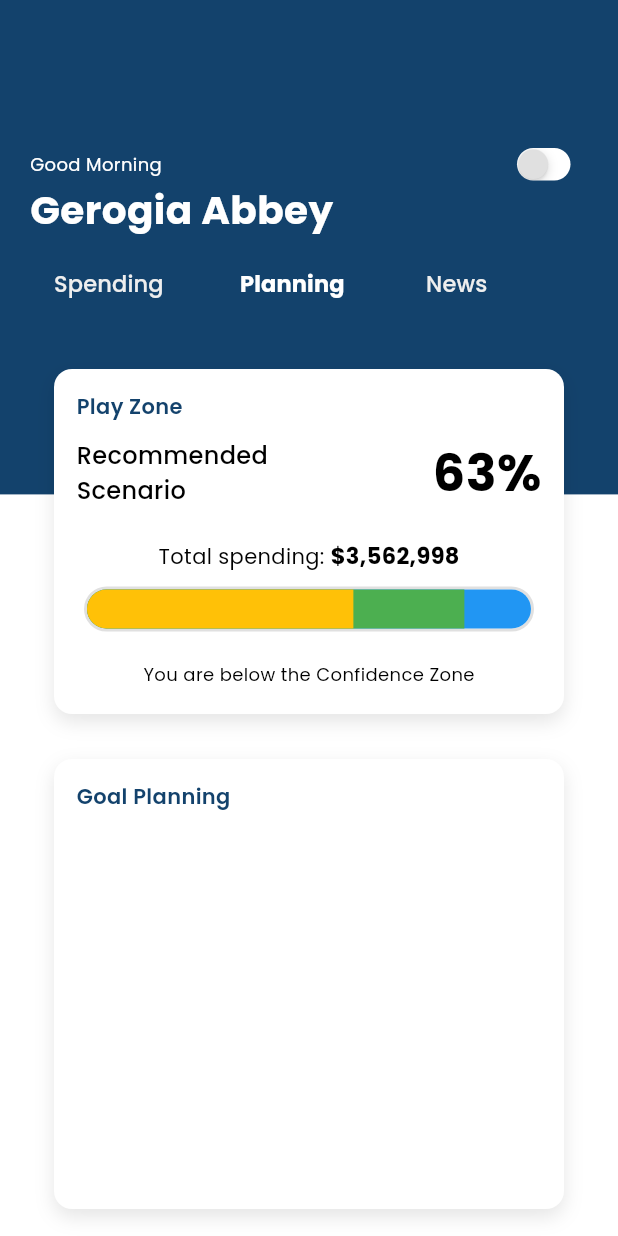
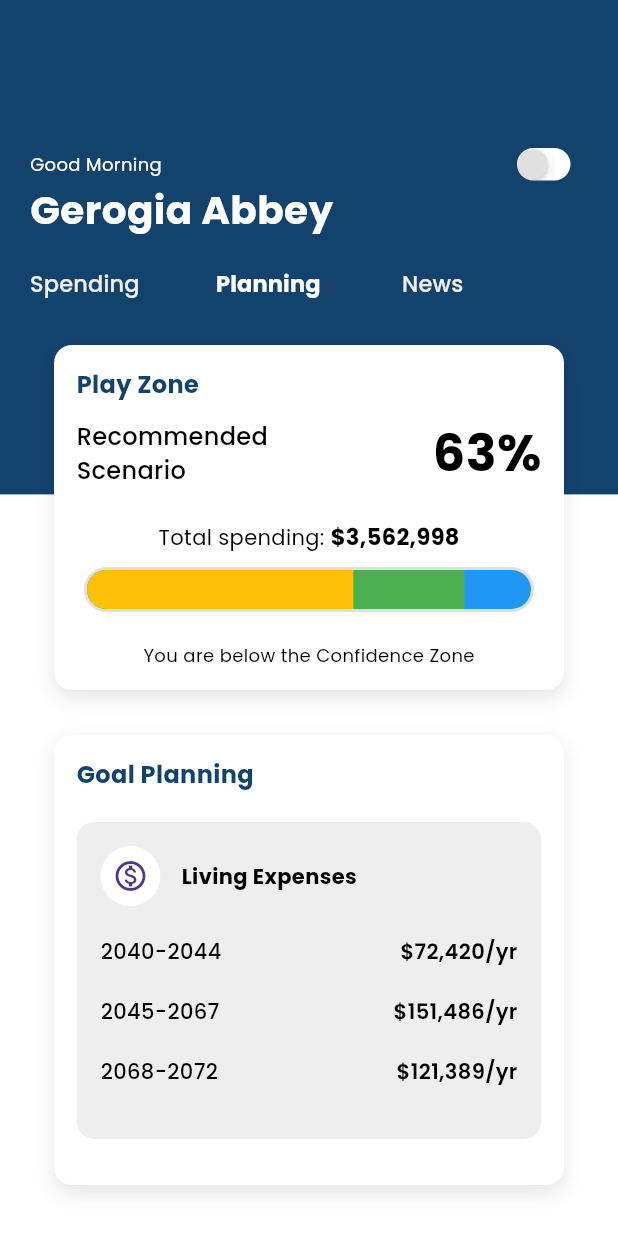
Before and after one commit to KodeInnovate-WorkSpace/cherry-street-financial, a Flutter app: the HomePage screen opened directly, tab 2 chosen, on a phone screen of 412 x 824 dp. Run offline on Flutter 3.47's test engine with Material 3 defaults, Android fonts, the phone set to English and light mode, and no system bars; drawn by our look-alikes of toastification; our stand-ins replace bloc, flutter_bloc; network calls fail.

```diff
--- a/frontend/lib/common/customProgressBar.dart
+++ b/frontend/lib/common/customProgressBar.dart
@@ -17,7 +17,7 @@ class CustomProgressBar extends StatelessWidget {
           Positioned.fill(
             child: FractionallySizedBox(
               alignment: Alignment.centerLeft,
-              widthFactor: 1, // Adjust this value for the first color's percentage
+              widthFactor: 1,
               child: Container(
                 decoration: BoxDecoration(
                   color: Colors.blue,
@@ -33,7 +33,7 @@ class CustomProgressBar extends StatelessWidget {
           Positioned.fill(
             child: FractionallySizedBox(
               alignment: Alignment.centerLeft,
-              widthFactor: 0.85, // Adjust this value for the second color's percentage
+              widthFactor: 0.85,
               child: Container(
                 decoration: BoxDecoration(
                   color: Colors.green,
--- a/frontend/lib/features/home/data/repositories/transaction_repository_impl.dart
+++ b/frontend/lib/features/home/data/repositories/transaction_repository_impl.dart
@@ -1,15 +1,15 @@
 import 'dart:developer';
-
 import '../../domain/repositories/transaction_repository.dart';
 import '../data_sources/transaction_remote_datasource.dart';
-import '../models/transaction_model.dart';
+import '../models/groupedTransaction_model.dart';
 
 class TransactionRepositoryImpl implements TransactionRepository {
   final TransactionRemoteDataSource remoteDataSource;
+
   TransactionRepositoryImpl(this.remoteDataSource);
 
   @override
-  Future<List<TransactionModel>> fetchTransaction() async {
+  Future<List<GroupedTransactionModel>> fetchTransactions() async {
     try {
       return await remoteDataSource.fetchTransactions();
     } catch (e) {
--- a/frontend/lib/features/home/domain/repositories/transaction_repository.dart
+++ b/frontend/lib/features/home/domain/repositories/transaction_repository.dart
@@ -1,5 +1,5 @@
-import 'package:cherrystreet/features/home/data/models/transaction_model.dart';
+import '../../data/models/groupedTransaction_model.dart';
 
 abstract interface class TransactionRepository {
-  Future<List<TransactionModel>> fetchTransaction();
+  Future<List<GroupedTransactionModel>> fetchTransactions() ;
 }
--- a/frontend/lib/features/home/presentation/pages/homePage.dart
+++ b/frontend/lib/features/home/presentation/pages/homePage.dart
@@ -4,7 +4,6 @@ import 'package:cherrystreet/constants/colors.dart';
 import 'package:cherrystreet/constants/fonts.dart';
 import 'package:flutter/material.dart';
 import 'package:flutter_bloc/flutter_bloc.dart';
-
 import '../state/transactionCubit.dart';
 import '../widgets/newsCard.dart';
 import '../widgets/planningCard.dart';
@@ -45,7 +44,9 @@ class _HomePageState extends State<HomePage> {
                 crossAxisAlignment: CrossAxisAlignment.start,
                 children: [
                   const HomeTop(),
-                  TabBar(
+                  Transform.translate(
+                    offset: const Offset(-16, 0),
+                    child: TabBar(
                       indicatorColor: Colors.transparent,
                       indicatorSize: TabBarIndicatorSize.label,
                       indicatorPadding: EdgeInsets.zero,
@@ -70,13 +71,17 @@ class _HomePageState extends State<HomePage> {
                         ),
                       ],
                     ),
-                  const Expanded(
-                    child: TabBarView(
+                  ),
+                  Expanded(
+                    child: Transform.translate(
+                      offset: const Offset(0, -16),
+                      child: const TabBarView(
                         children: [
                           SpendingCard(),
                           PlanningCard(),
                           NewsCard(),
                         ],
+                      ),
                     ),
                   )
                 ],
--- a/frontend/lib/features/home/presentation/state/transactionState.dart
+++ b/frontend/lib/features/home/presentation/state/transactionState.dart
@@ -1,33 +1,39 @@
+import '../../data/models/groupedTransaction_model.dart';
 import '../../data/models/transaction_model.dart';
 
 class TransactionState {
   final bool isLoading;
+  final String error;
   final List<TransactionModel> transactions;
-  final String error;
+  final List<GroupedTransactionModel> groupedTransactions;
 
   TransactionState({
     required this.isLoading,
+    required this.error,
     required this.transactions,
-    required this.error,
+    required this.groupedTransactions,
   });
 
   factory TransactionState.initial() {
     return TransactionState(
       isLoading: false,
+      error: '',
       transactions: [],
-      error: '',
+      groupedTransactions: [],
     );
   }
 
   TransactionState copyWith({
     bool? isLoading,
+    String? error,
     List<TransactionModel>? transactions,
-    String? error,
+    List<GroupedTransactionModel>? groupedTransactions,
   }) {
     return TransactionState(
       isLoading: isLoading ?? this.isLoading,
+      error: error ?? this.error,
       transactions: transactions ?? this.transactions,
-      error: error ?? this.error,
+      groupedTransactions: groupedTransactions ?? this.groupedTransactions,
     );
   }
 }
--- a/frontend/lib/features/home/presentation/widgets/planningCard.dart
+++ b/frontend/lib/features/home/presentation/widgets/planningCard.dart
@@ -1,6 +1,7 @@
 import 'package:cherrystreet/common/customProgressBar.dart';
 import 'package:cherrystreet/constants/colors.dart';
 import 'package:cherrystreet/constants/fonts.dart';
+import 'package:cherrystreet/constants/size.dart';
 import 'package:flutter/material.dart';
 
 class PlanningCard extends StatelessWidget {
@@ -40,7 +41,10 @@ class PlanningCard extends StatelessWidget {
                   children: [
                     Text(
                       "Play Zone",
-                      style: poppinsSemiBold(size: 14, color: AppColors.primaryClr),
+                      style: poppinsBold(
+                        size: 16,
+                        color: AppColors.primaryClr,
+                      ),
                     ),
                     const SizedBox(height: 10),
                     Row(
@@ -112,9 +116,86 @@ class PlanningCard extends StatelessWidget {
                   children: [
                     Text(
                       "Goal Planning",
-                      style: poppinsSemiBold(
-                        size: 14,
+                      style: poppinsBold(
+                        size: 16,
                         color: AppColors.primaryClr,
+                      ),
+                    ),
+                    Container(
+                      height: getScreenHeight(context) / 3.9,
+                      width: getScreenWidth(context),
+                      margin: const EdgeInsets.symmetric(vertical: 20),
+                      decoration: BoxDecoration(
+                        color: Colors.grey.shade200,
+                        borderRadius: BorderRadius.circular(12),
+                      ),
+                      child: Padding(
+                        padding: const EdgeInsets.all(16),
+                        child: Column(
+                          children: [
+                            Row(
+                              children: [
+                                const CircleAvatar(
+                                  backgroundColor: AppColors.white,
+                                  child: Icon(Icons.monetization_on_outlined),
+                                ),
+                                const SizedBox(width: 14),
+                                Text(
+                                  "Living Expenses",
+                                  style: poppinsBold(),
+                                ),
+                              ],
+                            ),
+                            Padding(
+                              padding: const EdgeInsets.only(top: 20),
+                              child: Row(
+                                mainAxisAlignment: MainAxisAlignment.spaceBetween,
+                                children: [
+                                  Text(
+                                    "2040-2044",
+                                    style: poppinsMedium(size: 14),
+                                  ),
+                                  Text(
+                                    "\$72,420/yr",
+                                    style: poppinsSemiBold(),
+                                  ),
+                                ],
+                              ),
+                            ),
+                            Padding(
+                              padding: const EdgeInsets.only(top: 20),
+                              child: Row(
+                                mainAxisAlignment: MainAxisAlignment.spaceBetween,
+                                children: [
+                                  Text(
+                                    "2045-2067",
+                                    style: poppinsMedium(size: 14),
+                                  ),
+                                  Text(
+                                    "\$151,486/yr",
+                                    style: poppinsSemiBold(),
+                                  ),
+                                ],
+                              ),
+                            ),
+                            Padding(
+                              padding: const EdgeInsets.only(top: 20),
+                              child: Row(
+                                mainAxisAlignment: MainAxisAlignment.spaceBetween,
+                                children: [
+                                  Text(
+                                    "2068-2072",
+                                    style: poppinsMedium(size: 14),
+                                  ),
+                                  Text(
+                                    "\$121,389/yr",
+                                    style: poppinsSemiBold(),
+                                  ),
+                                ],
+                              ),
+                            ),
+                          ],
+                        ),
                       ),
                     ),
                   ],
--- a/frontend/lib/features/home/presentation/widgets/transactionDetail.dart
+++ b/frontend/lib/features/home/presentation/widgets/transactionDetail.dart
@@ -31,14 +31,14 @@ final String day;
               mainAxisAlignment: MainAxisAlignment.spaceBetween,
               children: [
                 Text(
-                  purchase, // Use the passed purchase name
+                  purchase,
                   style: poppinsMedium(
                     size: 14,
                     color: Colors.grey.shade700,
                   ),
                 ),
                 Text(
-                  "\$${cost.toStringAsFixed(2)}", // Format the cost dynamically
+                  "\$${cost.toStringAsFixed(2)}",
                   style: poppinsBold(
                     size: 14,
                   ),
```
Also changed, not shown: frontend/lib/features/home/data/data_sources/transaction_remote_datasource.dart (+8 -6 lines), frontend/lib/features/home/data/models/groupedTransaction_model.dart (added, +27 -0 lines), frontend/lib/features/home/data/models/transaction_model.dart (+12 -26 lines), frontend/lib/features/home/domain/entities/groupedTransactionEntity.dart (added, +11 -0 lines), frontend/lib/features/home/presentation/state/transactionCubit.dart (+8 -3 lines), frontend/lib/features/home/presentation/widgets/spendingCard.dart (+25 -13 lines), frontend/lib/constants/baseUrl.dart (line endings or trailing spaces), 2 other files. Lines whose indentation alone changed are shown as unchanged.
